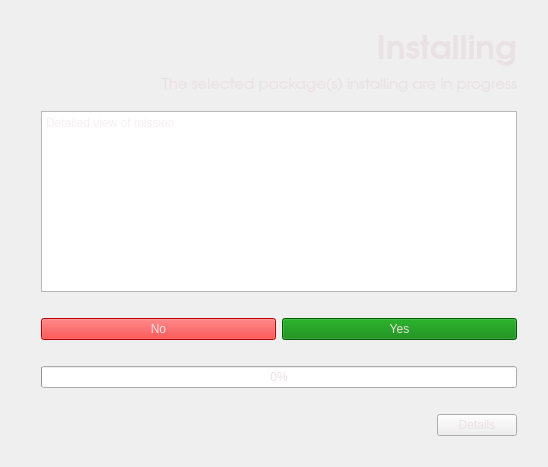
The window that modules_uic/installprogress.ui (hmikihth/package-wizard) describes before a commit, drawn with Qt 5.
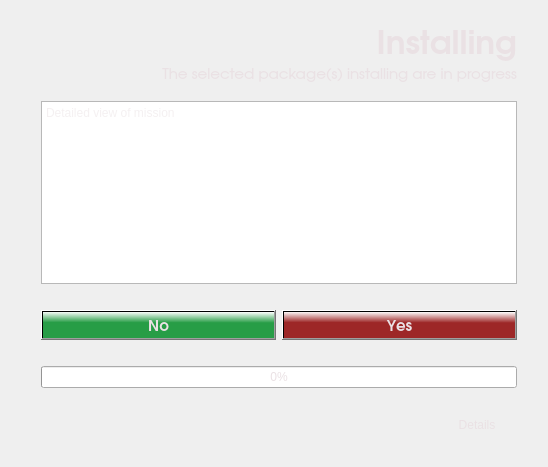
The same window after the commit. Icons and pictures are not drawn.

The edit to the form file:
```diff
--- a/modules_uic/installprogress.ui
+++ b/modules_uic/installprogress.ui
@@ -124,7 +124,7 @@
      <property name="minimumSize">
       <size>
        <width>0</width>
-       <height>50</height>
+       <height>40</height>
       </size>
      </property>
      <property name="font">
@@ -179,8 +179,16 @@
       <layout class="QHBoxLayout" name="horizontalLayout_3">
        <item>
         <widget class="QPushButton" name="noButton">
+         <property name="font">
+          <font>
+           <family>URW Gothic L</family>
+           <pointsize>11</pointsize>
+           <weight>75</weight>
+           <bold>true</bold>
+          </font>
+         </property>
          <property name="styleSheet">
-          <string notr="true">background-color:red;</string>
+          <string notr="true">background-color: qlineargradient(spread:pad, x1:0.985294, y1:0.789, x2:1, y2:0, stop:0.470588 rgba(0, 141, 37, 213), stop:1 rgba(255, 255, 255, 255));</string>
          </property>
          <property name="text">
           <string>No</string>
@@ -189,8 +197,19 @@
        </item>
        <item>
         <widget class="QPushButton" name="yesButton">
+         <property name="font">
+          <font>
+           <family>URW Gothic L</family>
+           <pointsize>11</pointsize>
+           <weight>75</weight>
+           <bold>true</bold>
+          </font>
+         </property>
+         <property name="autoFillBackground">
+          <bool>false</bool>
+         </property>
          <property name="styleSheet">
-          <string notr="true">background-color:green;</string>
+          <string notr="true">background-color: qlineargradient(spread:pad, x1:0.985294, y1:0.789, x2:1, y2:0, stop:0.470588 rgba(141, 0, 0, 213), stop:1 rgba(255, 255, 255, 255));</string>
          </property>
          <property name="text">
           <string>Yes</string>
@@ -252,6 +271,12 @@
          <property name="text">
           <string>Details</string>
          </property>
+         <property name="icon">
+          <iconset theme="help-about"/>
+         </property>
+         <property name="flat">
+          <bool>true</bool>
+         </property>
         </widget>
        </item>
       </layout>
```
Left out of the diff: 6 changed lines with no effect on the pictures.
